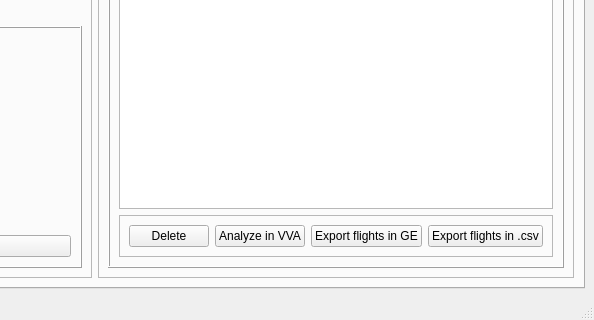
Old version of the form src/gui/mainwindow.ui in the repository TheGoodWeather/Vector-Vario-Analyzer; both pictures show x 311 to 905 and y 322 to 642 of the 905 by 642 pixel window.
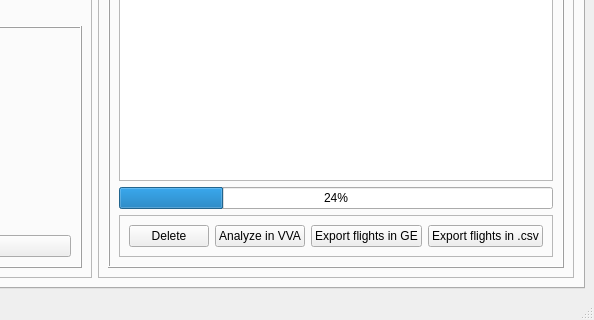
New version of the form.

```diff
--- a/src/gui/mainwindow.ui
+++ b/src/gui/mainwindow.ui
@@ -231,6 +231,13 @@
                 </property>
                </widget>
               </item>
+              <item>
+               <widget class="QProgressBar" name="progressBar">
+                <property name="value">
+                 <number>24</number>
+                </property>
+               </widget>
+              </item>
               <item>
                <widget class="QFrame" name="frame_8">
                 <property name="frameShape">
```
